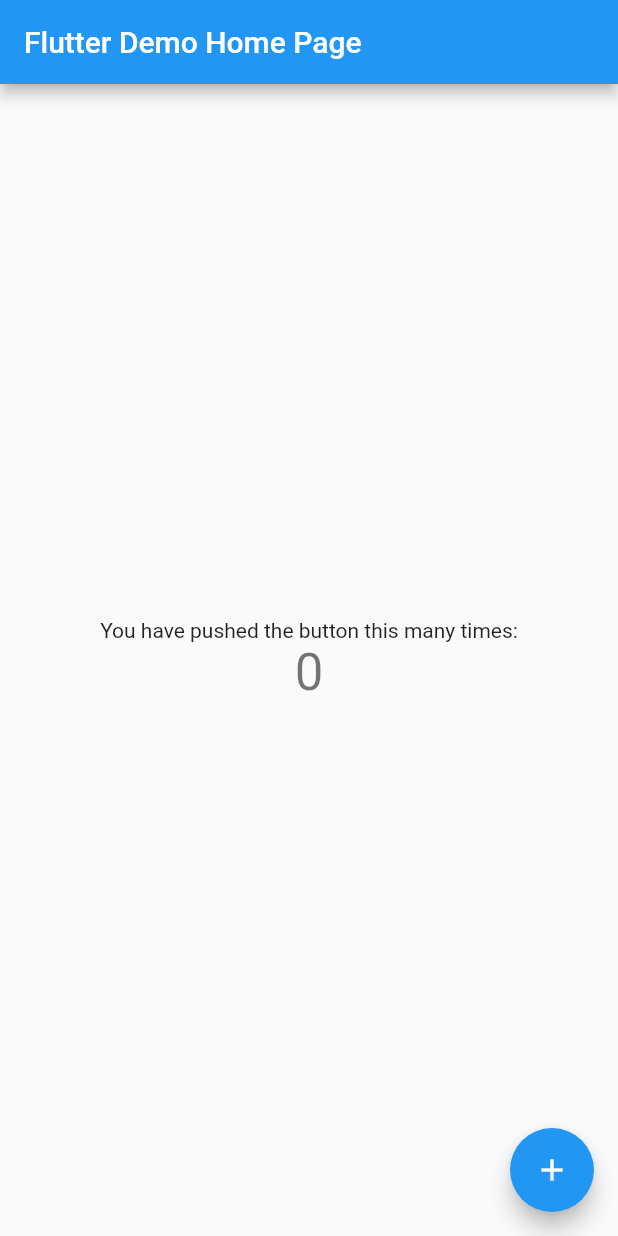
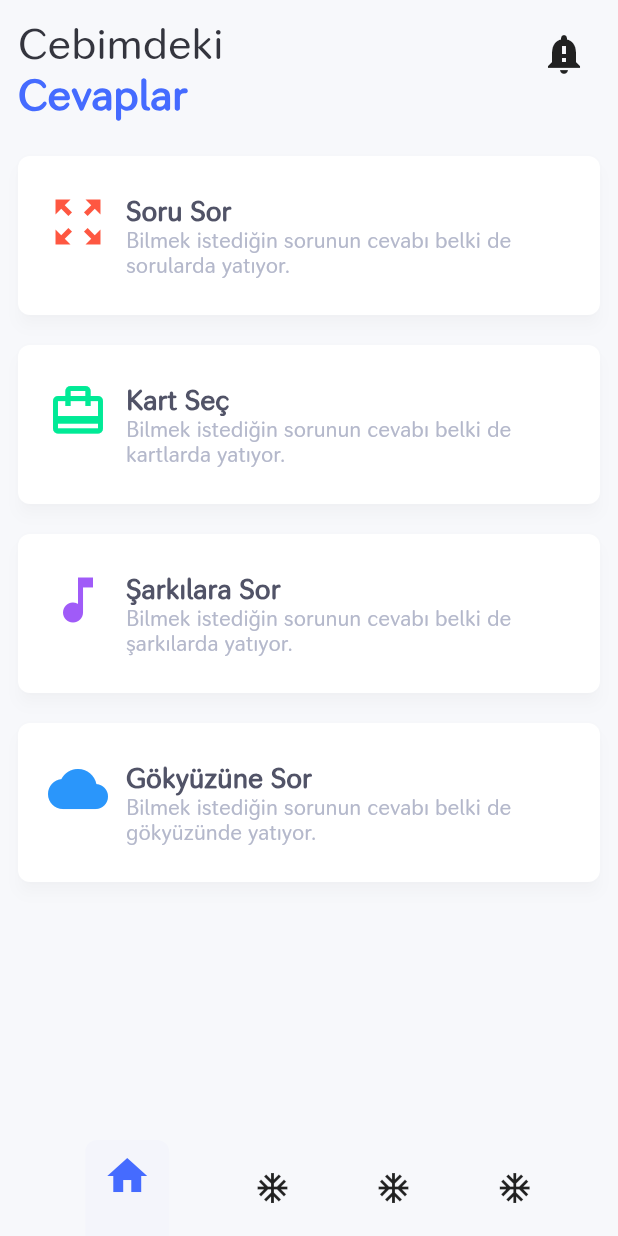
Before and after one commit to right7ctrl/flutter_astrology_app, a Flutter app: the screen it shows after launch, on a phone screen of 412 x 824 dp. Run offline on Flutter 3.47's test engine with Material 2 defaults, Android fonts, the phone set to English and light mode, and no system bars.

Commit message:
homepage cards, bottom navigation

```diff
--- a/lib/main.dart
+++ b/lib/main.dart
@@ -1,111 +1,16 @@
+import 'package:fl_astrology/pages/home_page.dart';
 import 'package:flutter/material.dart';
 
-void main() => runApp(MyApp());
+void main() => runApp(App());
 
-class MyApp extends StatelessWidget {
-  // This widget is the root of your application.
+class App extends StatelessWidget {
   @override
   Widget build(BuildContext context) {
     return MaterialApp(
-      title: 'Flutter Demo',
       theme: ThemeData(
-        // This is the theme of your application.
-        //
-        // Try running your application with "flutter run". You'll see the
-        // application has a blue toolbar. Then, without quitting the app, try
-        // changing the primarySwatch below to Colors.green and then invoke
-        // "hot reload" (press "r" in the console where you ran "flutter run",
-        // or simply save your changes to "hot reload" in a Flutter IDE).
-        // Notice that the counter didn't reset back to zero; the application
-        // is not restarted.
-        primarySwatch: Colors.blue,
+        fontFamily: 'SecondaRound'
       ),
-      home: MyHomePage(title: 'Flutter Demo Home Page'),
+      home: HomePage(),
     );
   }
 }
-
-class MyHomePage extends StatefulWidget {
-  MyHomePage({Key key, this.title}) : super(key: key);
-
-  // This widget is the home page of your application. It is stateful, meaning
-  // that it has a State object (defined below) that contains fields that affect
-  // how it looks.
-
-  // This class is the configuration for the state. It holds the values (in this
-  // case the title) provided by the parent (in this case the App widget) and
-  // used by the build method of the State. Fields in a Widget subclass are
-  // always marked "final".
-
-  final String title;
-
-  @override
-  _MyHomePageState createState() => _MyHomePageState();
-}
-
-class _MyHomePageState extends State<MyHomePage> {
-  int _counter = 0;
-
-  void _incrementCounter() {
-    setState(() {
-      // This call to setState tells the Flutter framework that something has
-      // changed in this State, which causes it to rerun the build method below
-      // so that the display can reflect the updated values. If we changed
-      // _counter without calling setState(), then the build method would not be
-      // called again, and so nothing would appear to happen.
-      _counter++;
-    });
-  }
-
-  @override
-  Widget build(BuildContext context) {
-    // This method is rerun every time setState is called, for instance as done
-    // by the _incrementCounter method above.
-    //
-    // The Flutter framework has been optimized to make rerunning build methods
-    // fast, so that you can just rebuild anything that needs updating rather
-    // than having to individually change instances of widgets.
-    return Scaffold(
-      appBar: AppBar(
-        // Here we take the value from the MyHomePage object that was created by
-        // the App.build method, and use it to set our appbar title.
-        title: Text(widget.title),
-      ),
-      body: Center(
-        // Center is a layout widget. It takes a single child and positions it
-        // in the middle of the parent.
-        child: Column(
-          // Column is also a layout widget. It takes a list of children and
-          // arranges them vertically. By default, it sizes itself to fit its
-          // children horizontally, and tries to be as tall as its parent.
-          //
-          // Invoke "debug painting" (press "p" in the console, choose the
-          // "Toggle Debug Paint" action from the Flutter Inspector in Android
-          // Studio, or the "Toggle Debug Paint" command in Visual Studio Code)
-          // to see the wireframe for each widget.
-          //
-          // Column has various properties to control how it sizes itself and
-          // how it positions its children. Here we use mainAxisAlignment to
-          // center the children vertically; the main axis here is the vertical
-          // axis because Columns are vertical (the cross axis would be
-          // horizontal).
-          mainAxisAlignment: MainAxisAlignment.center,
-          children: <Widget>[
-            Text(
-              'You have pushed the button this many times:',
-            ),
-            Text(
-              '$_counter',
-              style: Theme.of(context).textTheme.display1,
-            ),
-          ],
-        ),
-      ),
-      floatingActionButton: FloatingActionButton(
-        onPressed: _incrementCounter,
-        tooltip: 'Increment',
-        child: Icon(Icons.add),
-      ), // This trailing comma makes auto-formatting nicer for build methods.
-    );
-  }
-}
--- a/lib/pages/home_page.dart
+++ b/lib/pages/home_page.dart
@@ -0,0 +1,178 @@
+import 'package:flutter/material.dart';
+
+class HomePage extends StatefulWidget {
+  @override
+  _HomePageState createState() => _HomePageState();
+}
+
+class _HomePageState extends State<HomePage> {
+  @override
+  Widget build(BuildContext context) {
+    return Scaffold(
+      backgroundColor: Color.fromRGBO(247, 248, 251, 1),
+      bottomNavigationBar: Container(
+        child: Row(
+          mainAxisAlignment: MainAxisAlignment.spaceEvenly,
+          children: <Widget>[
+            Material(
+              color: Color.fromRGBO(244, 245, 251, 1),
+              borderRadius: BorderRadius.only(
+                  topLeft: Radius.circular(8), topRight: Radius.circular(8)),
+              child: Container(
+                padding:
+                    EdgeInsets.only(bottom: 24, left: 12, right: 12, top: 8),
+                child: Icon(
+                  Icons.home,
+                  size: 32,
+                  color: Color.fromRGBO(69, 107, 255, 1),
+                ),
+              ),
+            ),
+            Icon(Icons.ac_unit),
+            Icon(Icons.ac_unit),
+            Icon(Icons.ac_unit),
+          ],
+        ),
+      ),
+      body: SafeArea(
+        child: Column(
+          crossAxisAlignment: CrossAxisAlignment.start,
+          children: <Widget>[
+            Padding(
+              padding: const EdgeInsets.all(12.0),
+              child: Row(
+                crossAxisAlignment: CrossAxisAlignment.start,
+                children: <Widget>[
+                  Expanded(
+                    child: Column(
+                      crossAxisAlignment: CrossAxisAlignment.start,
+                      children: <Widget>[
+                        Text(
+                          'Cebimdeki',
+                          style: TextStyle(
+                            color: Color.fromRGBO(52, 53, 62, 1),
+                            fontWeight: FontWeight.w500,
+                            fontSize: 28,
+                          ),
+                        ),
+                        Text(
+                          'Cevaplar',
+                          style: TextStyle(
+                            color: Color.fromRGBO(69, 107, 255, 1),
+                            fontWeight: FontWeight.w900,
+                            fontSize: 28,
+                          ),
+                        )
+                      ],
+                    ),
+                  ),
+                  IconButton(
+                    icon: Icon(
+                      Icons.notification_important,
+                      size: 32,
+                    ),
+                    onPressed: () {},
+                  ),
+                ],
+              ),
+            ),
+            Expanded(
+                child: SingleChildScrollView(
+              padding: EdgeInsets.all(12),
+              child: Column(
+
+                children: <Widget>[
+                  _homeListCard(
+                      title: 'Soru Sor',
+                      description:
+                          'Bilmek istediğin sorunun cevabı belki de sorularda yatıyor.',
+                      icon: Icons.zoom_out_map,
+                      color: Color.fromRGBO(254, 87, 65, 1)),
+                  SizedBox(
+                    height: 20,
+                  ),
+                  _homeListCard(
+                      title: 'Kart Seç',
+                      description:
+                          'Bilmek istediğin sorunun cevabı belki de kartlarda yatıyor.',
+                      icon: Icons.card_travel,
+                      color: Color.fromRGBO(0, 234, 150, 1)),
+                  SizedBox(
+                    height: 20,
+                  ),
+                  _homeListCard(
+                      title: 'Şarkılara Sor',
+                      description:
+                          'Bilmek istediğin sorunun cevabı belki de şarkılarda yatıyor.',
+                      icon: Icons.music_note,
+                      color: Color.fromRGBO(160, 91, 248, 1)),
+                  SizedBox(
+                    height: 20,
+                  ),
+                  _homeListCard(
+                      title: 'Gökyüzüne Sor',
+                      description:
+                          'Bilmek istediğin sorunun cevabı belki de gökyüzünde yatıyor.',
+                      icon: Icons.cloud,
+                      color: Color.fromRGBO(42, 150, 251, 1)),
+                ],
+              ),
+            )),
+          ],
+        ),
+      ),
+    );
+  }
+
+  Widget _homeListCard(
+      {@required String title,
+      @required String description,
+      @required IconData icon,
+      @required Color color}) {
+    return Material(
+      color: Colors.white,
+      elevation: 4,
+      shadowColor: Colors.black12,
+      borderRadius: BorderRadius.circular(8),
+      child: Container(
+        padding: EdgeInsets.symmetric(horizontal: 20, vertical: 24),
+        child: Row(
+          crossAxisAlignment: CrossAxisAlignment.start,
+          children: <Widget>[
+            Icon(
+              icon,
+              size: 40,
+              color: color,
+            ),
+            SizedBox(
+              width: 12,
+            ),
+            Expanded(
+              child: Padding(
+                padding: const EdgeInsets.only(top: 2),
+                child: Column(
+                  crossAxisAlignment: CrossAxisAlignment.start,
+                  children: <Widget>[
+                    Text(
+                      '$title',
+                      style: TextStyle(
+                        fontSize: 18,
+                        fontWeight: FontWeight.w700,
+                        color: Color.fromRGBO(81, 83, 103, 1),
+                      ),
+                    ),
+                    Text(
+                      '$description',
+                      style: TextStyle(color: Color.fromRGBO(180, 184, 203, 1)),
+                    ),
+                  ],
+                ),
+              ),
+            )
+          ],
+        ),
+        width: double.infinity,
+      ),
+    );
+  }
+}
--- a/pubspec.yaml
+++ b/pubspec.yaml
@@ -57,8 +57,9 @@
   fonts:
     - family: SecondaRound
       fonts:
-        - asset: fonts/seconda_round_bold.ttf
-        - asset: fonts/seconda_round_regular.ttf
+        - asset: assets/seconda_round_bold.ttf
+          weight: 700
+        - asset: assets/seconda_round_regular.ttf
   #   - family: Trajan Pro
   #     fonts:
   #       - asset: fonts/TrajanPro.ttf
```
